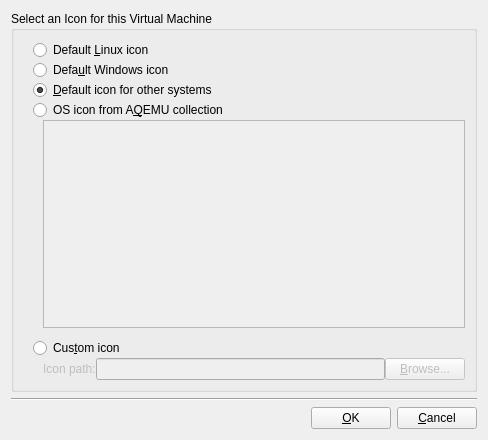
Old version of the form src/Select_Icon_Window.ui in the repository tobimensch/aqemu.
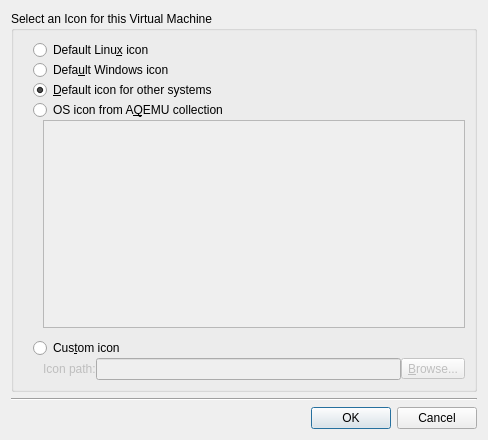
New version of the form. Icons and pictures are not drawn. Custom widgets are drawn as their Qt base class.

Patch:
```diff
--- a/src/Select_Icon_Window.ui
+++ b/src/Select_Icon_Window.ui
@@ -20,7 +20,7 @@
   </property>
   <layout class="QVBoxLayout" name="verticalLayout_3">
    <item>
-    <widget class="QGroupBox" name="">
+    <widget class="QGroupBox" name="groupBox">
      <property name="title">
       <string>Select an Icon for this Virtual Machine</string>
      </property>
@@ -36,7 +36,7 @@
         <item>
          <widget class="QRadioButton" name="RB_Icon_Linux">
           <property name="text">
-           <string>Default &amp;Linux icon</string>
+           <string>Default Linu&amp;x icon</string>
           </property>
           <property name="icon">
            <iconset resource="../resources/shared_images.qrc">
@@ -234,7 +234,7 @@
            </widget>
           </item>
           <item>
-           <widget class="QPushButton" name="Button_Browse">
+           <widget class="QToolButton" name="Button_Browse">
             <property name="enabled">
              <bool>false</bool>
             </property>
@@ -277,17 +277,6 @@
      <property name="spacing">
       <number>6</number>
      </property>
-     <item row="0" column="1">
-      <widget class="QPushButton" name="Button_OK">
-       <property name="text">
-        <string>&amp;OK</string>
-       </property>
-       <property name="icon">
-        <iconset>
-         <normaloff>:/ok.png</normaloff>:/ok.png</iconset>
-       </property>
-      </widget>
-     </item>
      <item row="0" column="0">
       <spacer>
        <property name="orientation">
@@ -301,14 +290,10 @@
        </property>
       </spacer>
      </item>
-     <item row="0" column="2">
-      <widget class="QPushButton" name="Button_Cancel">
-       <property name="text">
-        <string>&amp;Cancel</string>
-       </property>
-       <property name="icon">
-        <iconset>
-         <normaloff>:/cancel.png</normaloff>:/cancel.png</iconset>
+     <item row="0" column="1">
+      <widget class="Dialog_Button_Box" name="buttonBox">
+       <property name="standardButtons">
+        <set>QDialogButtonBox::Cancel|QDialogButtonBox::Ok</set>
        </property>
       </widget>
      </item>
@@ -316,6 +301,13 @@
    </item>
   </layout>
  </widget>
+ <customwidgets>
+  <customwidget>
+   <class>Dialog_Button_Box</class>
+   <extends>QDialogButtonBox</extends>
+   <header>Dialog_Button_Box.h</header>
+  </customwidget>
+ </customwidgets>
  <tabstops>
   <tabstop>RB_Icon_Other</tabstop>
   <tabstop>All_Icons_List</tabstop>
```
Left out of the diff: 66 changed lines with no effect on the pictures.
